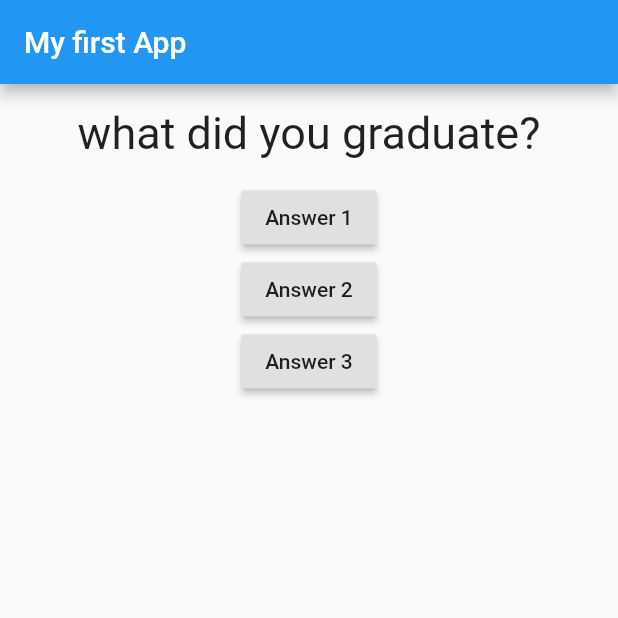
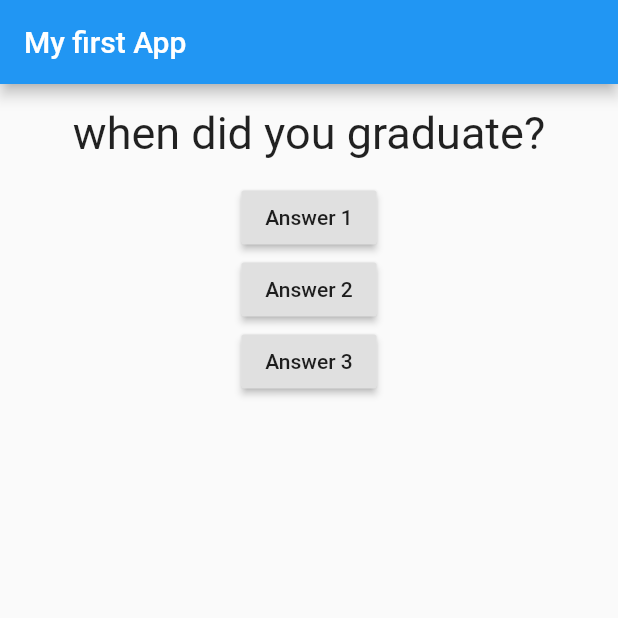
Before and after one commit to Patrick-MUSHIMIYE/Flutter-less-app, a Flutter app: the screen it shows after launch, after a tap on "Answer 1", on a phone screen of 412 x 824 dp, the top half of it. Run offline on Flutter 3.47's test engine with Material 2 defaults, Android fonts, the phone set to English and light mode, and no system bars.

Commit message:
still commit

```diff
--- a/lib/main.dart
+++ b/lib/main.dart
@@ -31,7 +31,7 @@ class MyAppState extends State<MyApp> {
   Widget build(BuildContext context) {
     var questions = [
       "what's your favorite Courses?",
-      "what did you graduate?"
+      "when did you graduate?"
     ];
     return MaterialApp(
         home: Scaffold(
```
